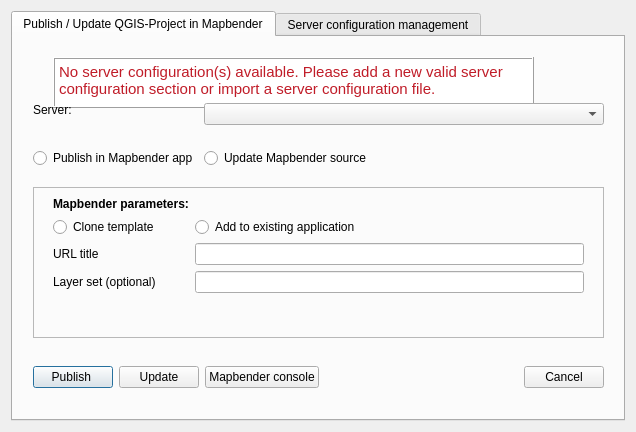
First picture: the form in mapbender_plugin/dialogs/ui/main_dialog.ui, repository WhereGroup/QGIS2Mapbender, before the edit.
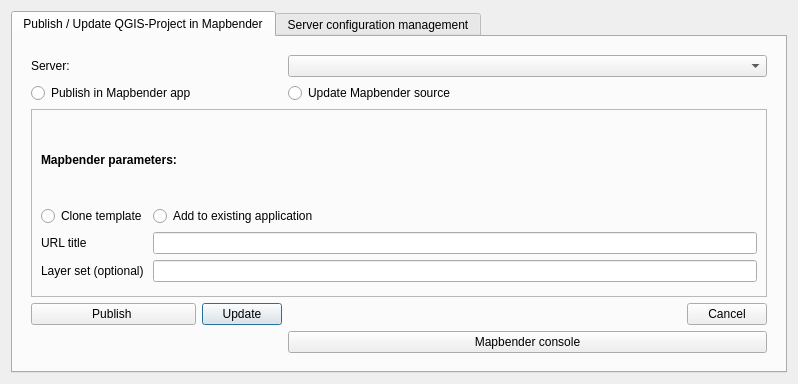
Second picture: the form after the edit. The open tabs and pages were chosen to show the change. Icons and pictures are not drawn.

Commit message: delete remove_server_section_dialog

```diff
--- a/mapbender_plugin/dialogs/ui/main_dialog.ui
+++ b/mapbender_plugin/dialogs/ui/main_dialog.ui
@@ -6,8 +6,8 @@
    <rect>
     <x>0</x>
     <y>0</y>
-    <width>636</width>
-    <height>432</height>
+    <width>798</width>
+    <height>384</height>
    </rect>
   </property>
   <property name="sizePolicy">
@@ -45,63 +45,21 @@
       <attribute name="title">
        <string>Publish / Update QGIS-Project in Mapbender</string>
       </attribute>
-      <widget class="QTextBrowser" name="warningAddServiceText">
-       <property name="geometry">
-        <rect>
-         <x>40</x>
-         <y>20</y>
-         <width>481</width>
-         <height>51</height>
-        </rect>
-       </property>
-       <property name="autoFillBackground">
-        <bool>true</bool>
-       </property>
-       <property name="frameShape">
-        <enum>QFrame::Box</enum>
-       </property>
-       <property name="frameShadow">
-        <enum>QFrame::Raised</enum>
-       </property>
-       <property name="verticalScrollBarPolicy">
-        <enum>Qt::ScrollBarAlwaysOff</enum>
-       </property>
-       <property name="horizontalScrollBarPolicy">
-        <enum>Qt::ScrollBarAlwaysOff</enum>
-       </property>
-       <property name="lineWrapMode">
-        <enum>QTextEdit::WidgetWidth</enum>
-       </property>
-       <property name="html">
-        <string>&lt;!DOCTYPE HTML PUBLIC &quot;-//W3C//DTD HTML 4.0//EN&quot; &quot;http://www.w3.org/TR/REC-html40/strict.dtd&quot;&gt;
-&lt;html&gt;&lt;head&gt;&lt;meta name=&quot;qrichtext&quot; content=&quot;1&quot; /&gt;&lt;style type=&quot;text/css&quot;&gt;
-p, li { white-space: pre-wrap; }
-&lt;/style&gt;&lt;/head&gt;&lt;body style=&quot; font-family:'Noto Sans'; font-size:11pt; font-weight:400; font-style:normal;&quot;&gt;
-&lt;p style=&quot; margin-top:0px; margin-bottom:0px; margin-left:0px; margin-right:0px; -qt-block-indent:0; text-indent:0px;&quot;&gt;&lt;span style=&quot; color:#c01c28;&quot;&gt;No server configuration(s) available. Please add a new valid server configuration section or import a server configuration file.&lt;/span&gt;&lt;/p&gt;&lt;/body&gt;&lt;/html&gt;</string>
-       </property>
-      </widget>
-      <widget class="QWidget" name="horizontalLayoutWidget">
-       <property name="geometry">
-        <rect>
-         <x>20</x>
-         <y>320</y>
-         <width>571</width>
-         <height>41</height>
-        </rect>
-       </property>
-       <layout class="QHBoxLayout" name="horizontalLayout_2">
+      <layout class="QVBoxLayout" name="verticalLayout_2">
         <item>
-         <widget class="QPushButton" name="publishButton">
+        <widget class="QWidget" name="widget" native="true">
+         <layout class="QGridLayout" name="gridLayout">
+          <item row="1" column="2">
+           <widget class="QRadioButton" name="updateRadioButton">
           <property name="text">
-           <string>Publish </string>
-          </property>
-          <property name="icon">
-           <iconset>
-            <normaloff>../../resources/icons/mActionSharingExport.svg</normaloff>../../resources/icons/mActionSharingExport.svg</iconset>
-          </property>
-         </widget>
-        </item>
-        <item>
+             <string>Update Mapbender source</string>
+            </property>
+            <attribute name="buttonGroup">
+             <string notr="true">buttonGroup</string>
+            </attribute>
+           </widget>
+          </item>
+          <item row="7" column="1">
          <widget class="QPushButton" name="updateButton">
           <property name="text">
            <string>Update</string>
@@ -112,47 +70,18 @@
           </property>
          </widget>
         </item>
-        <item>
-         <widget class="QPushButton" name="tmpMapbenderConsoleButton">
-          <property name="text">
-           <string>Mapbender console</string>
-          </property>
-         </widget>
-        </item>
-        <item>
-         <widget class="QDialogButtonBox" name="buttonBoxTab1">
-          <property name="standardButtons">
-           <set>QDialogButtonBox::Cancel</set>
-          </property>
-         </widget>
-        </item>
-       </layout>
-      </widget>
+          <item row="0" column="2">
+           <widget class="QComboBox" name="sectionComboBox"/>
+          </item>
+          <item row="2" column="0" colspan="3">
       <widget class="QFrame" name="mbParamsFrame">
-       <property name="geometry">
-        <rect>
-         <x>20</x>
-         <y>150</y>
-         <width>571</width>
-         <height>151</height>
-        </rect>
-       </property>
        <property name="frameShape">
         <enum>QFrame::StyledPanel</enum>
        </property>
        <property name="frameShadow">
         <enum>QFrame::Raised</enum>
        </property>
-       <widget class="QWidget" name="formLayoutWidget_2">
-        <property name="geometry">
-         <rect>
-          <x>20</x>
-          <y>10</y>
-          <width>531</width>
-          <height>131</height>
-         </rect>
-        </property>
-        <layout class="QFormLayout" name="formLayout_2">
+            <layout class="QGridLayout" name="gridLayout_2">
          <item row="0" column="0">
           <widget class="QLabel" name="mapbenderConfigLabel">
            <property name="font">
@@ -166,14 +95,26 @@
            </property>
           </widget>
          </item>
-         <item row="2" column="0">
+             <item row="1" column="0">
+              <layout class="QFormLayout" name="formLayout_2">
+               <item row="0" column="1">
+                <widget class="QRadioButton" name="addToAppRadioButton">
+                 <property name="text">
+                  <string>Add to existing application</string>
+                 </property>
+                </widget>
+               </item>
+               <item row="1" column="0">
           <widget class="QLabel" name="mapbenderAppSlugLabel">
            <property name="text">
             <string>URL title</string>
            </property>
           </widget>
          </item>
-         <item row="3" column="0">
+               <item row="1" column="1">
+                <widget class="QLineEdit" name="mapbenderCustomAppSlugLineEdit"/>
+               </item>
+               <item row="2" column="0">
           <widget class="QLabel" name="layerSetLabel">
            <property name="text">
             <string>Layer set (optional)</string>
@@ -181,45 +122,49 @@
           </widget>
          </item>
          <item row="2" column="1">
-          <widget class="QLineEdit" name="mapbenderCustomAppSlugLineEdit"/>
-         </item>
-         <item row="3" column="1">
           <widget class="QLineEdit" name="layerSetLineEdit"/>
          </item>
-         <item row="1" column="0">
+               <item row="0" column="0">
           <widget class="QRadioButton" name="cloneTemplateRadioButton">
            <property name="text">
             <string>Clone template</string>
            </property>
-           <attribute name="buttonGroup">
-            <string notr="true">buttonGroup_2</string>
-           </attribute>
-          </widget>
-         </item>
-         <item row="1" column="1">
-          <widget class="QRadioButton" name="addToAppRadioButton">
+                </widget>
+               </item>
+              </layout>
+             </item>
+            </layout>
+           </widget>
+          </item>
+          <item row="7" column="2">
+           <widget class="QDialogButtonBox" name="buttonBoxTab1">
+            <property name="standardButtons">
+             <set>QDialogButtonBox::Cancel</set>
+            </property>
+           </widget>
+          </item>
+          <item row="7" column="0">
+           <widget class="QPushButton" name="publishButton">
            <property name="text">
-            <string>Add to existing application</string>
-           </property>
-           <attribute name="buttonGroup">
-            <string notr="true">buttonGroup_2</string>
-           </attribute>
-          </widget>
-         </item>
-        </layout>
-       </widget>
-      </widget>
-      <widget class="QWidget" name="formLayoutWidget_3">
-       <property name="geometry">
-        <rect>
-         <x>20</x>
-         <y>30</y>
-         <width>571</width>
-         <height>101</height>
-        </rect>
-       </property>
-       <layout class="QFormLayout" name="formLayout_3">
+             <string>Publish </string>
+            </property>
+            <property name="icon">
+             <iconset>
+              <normaloff>../../resources/icons/mActionSharingExport.svg</normaloff>../../resources/icons/mActionSharingExport.svg</iconset>
+            </property>
+           </widget>
+          </item>
         <item row="1" column="0">
+           <widget class="QRadioButton" name="publishRadioButton">
+            <property name="text">
+             <string>Publish in Mapbender app</string>
+            </property>
+            <attribute name="buttonGroup">
+             <string notr="true">buttonGroup</string>
+            </attribute>
+           </widget>
+          </item>
+          <item row="0" column="0">
          <widget class="QLabel" name="serverComboBoxLabel">
           <property name="sizePolicy">
            <sizepolicy hsizetype="Fixed" vsizetype="Fixed">
@@ -232,76 +177,17 @@
           </property>
          </widget>
         </item>
-        <item row="1" column="1">
-         <widget class="QComboBox" name="sectionComboBox"/>
-        </item>
-        <item row="3" column="0">
-         <widget class="QRadioButton" name="publishRadioButton">
+          <item row="8" column="2">
+           <widget class="QPushButton" name="tmpMapbenderConsoleButton">
           <property name="text">
-           <string>Publish in Mapbender app</string>
-          </property>
-          <attribute name="buttonGroup">
-           <string notr="true">buttonGroup</string>
-          </attribute>
-         </widget>
-        </item>
-        <item row="3" column="1">
-         <widget class="QRadioButton" name="updateRadioButton">
-          <property name="text">
-           <string>Update Mapbender source</string>
-          </property>
-          <attribute name="buttonGroup">
-           <string notr="true">buttonGroup</string>
-          </attribute>
-         </widget>
-        </item>
-        <item row="2" column="0">
-         <spacer name="verticalSpacer">
-          <property name="orientation">
-           <enum>Qt::Vertical</enum>
-          </property>
-          <property name="sizeHint" stdset="0">
-           <size>
-            <width>20</width>
-            <height>20</height>
-           </size>
-          </property>
-         </spacer>
-        </item>
-        <item row="0" column="0">
-         <spacer name="verticalSpacer_2">
-          <property name="orientation">
-           <enum>Qt::Vertical</enum>
-          </property>
-          <property name="sizeHint" stdset="0">
-           <size>
-            <width>20</width>
-            <height>40</height>
-           </size>
-          </property>
-         </spacer>
-        </item>
-       </layout>
-      </widget>
-      <widget class="QLabel" name="label">
-       <property name="geometry">
-        <rect>
-         <x>20</x>
-         <y>10</y>
-         <width>51</width>
-         <height>41</height>
-        </rect>
-       </property>
-       <property name="text">
-        <string/>
-       </property>
-       <property name="pixmap">
-        <pixmap>../../resources/icons/mapbender_logo.png</pixmap>
-       </property>
-       <property name="scaledContents">
-        <bool>true</bool>
-       </property>
-      </widget>
+             <string>Mapbender console</string>
+            </property>
+           </widget>
+          </item>
+         </layout>
+        </widget>
+       </item>
+      </layout>
      </widget>
      <widget class="QWidget" name="serverConfigTab">
       <attribute name="title">
```
Left out of the diff: 87 changed lines with no effect on the pictures. Lines whose indentation alone changed are shown as unchanged. The commit also changes 4 other files.
